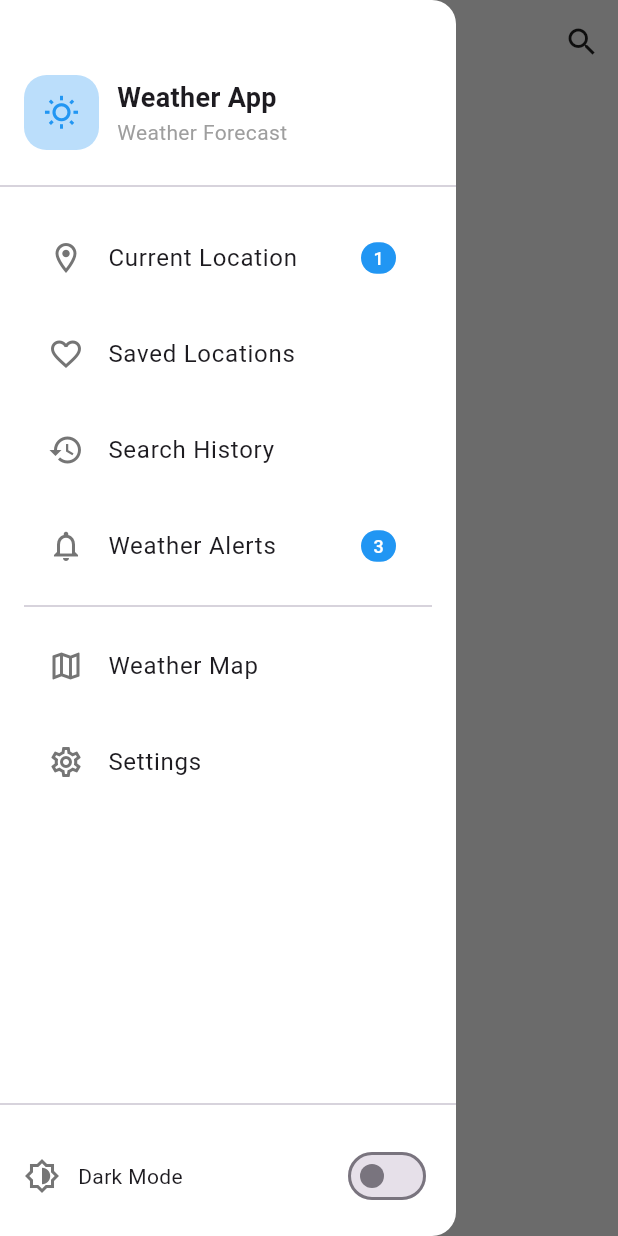
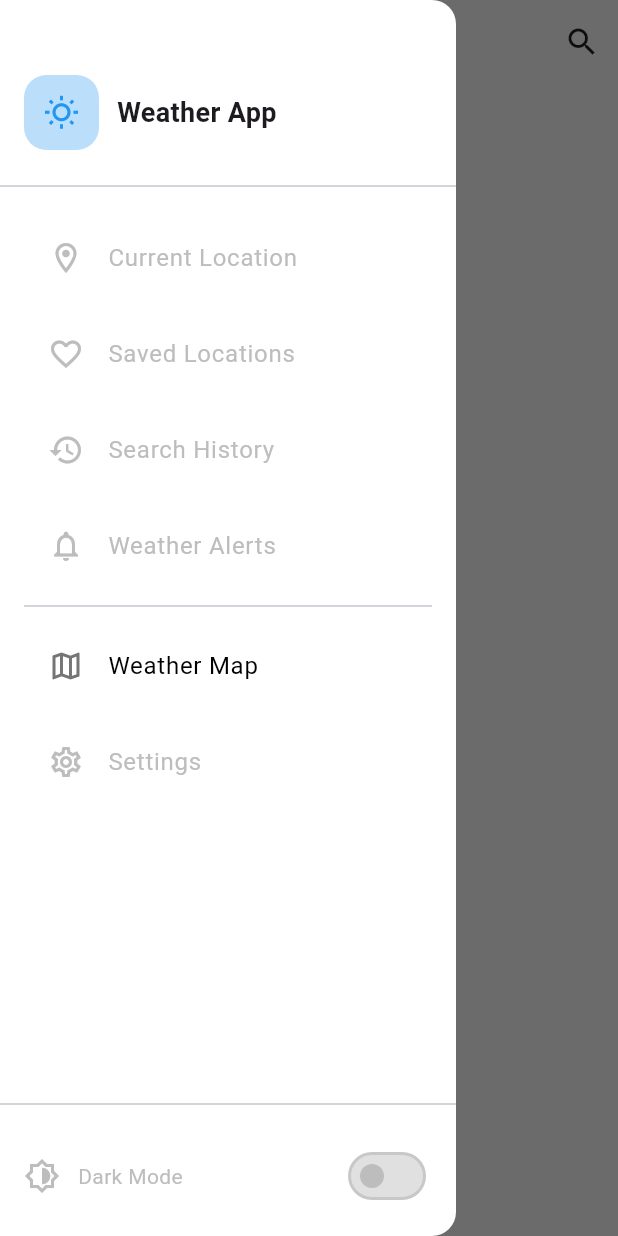
Before and after one commit to marselo-4/weather-app-flutter, a Flutter app: the screen it shows after launch, with the side drawer open, on a phone screen of 412 x 824 dp. Run offline on Flutter 3.47's test engine with Material 3 defaults, Android fonts, the phone set to English and light mode, and no system bars; our stand-ins replace flutter_map, flutter_typeahead, geocoding, geolocator, latlong2, lottie; missing offline and left inert: country_state_city_picker; project files that could hold a hidden picture were left out.

Commit message:
Buttons menu lateral disabled

```diff
--- a/lib/widgets/custom_drawer.dart
+++ b/lib/widgets/custom_drawer.dart
@@ -37,10 +37,6 @@ class CustomDrawer extends StatelessWidget {
                         fontWeight: FontWeight.bold,
                       ),
                     ),
-                    Text(
-                      'Weather Forecast',
-                      style: TextStyle(color: Colors.grey, fontSize: 14),
-                    ),
                   ],
                 ),
               ],
@@ -56,22 +52,24 @@ class CustomDrawer extends StatelessWidget {
                   text: 'Current Location',
                   badge: 1,
                   onTap: () => Navigator.pop(context),
+                  enabled: false,
                 ),
+
                 _buildMenuItem(
                   icon: Icons.favorite_outline,
                   text: 'Saved Locations',
                   onTap: () {
                     Navigator.pop(context);
-                    // TODO: Navigate to saved locations
                   },
+                  enabled: false,
                 ),
                 _buildMenuItem(
                   icon: Icons.history_outlined,
                   text: 'Search History',
                   onTap: () {
                     Navigator.pop(context);
-                    // TODO: Navigate to search history
                   },
+                  enabled: false,
                 ),
                 _buildMenuItem(
                   icon: Icons.notifications_outlined,
@@ -79,8 +77,8 @@ class CustomDrawer extends StatelessWidget {
                   badge: 3,
                   onTap: () {
                     Navigator.pop(context);
-                    // TODO: Navigate to weather alerts
                   },
+                  enabled: false,
                 ),
                 const Divider(),
                 _buildMenuItem(
@@ -104,8 +102,8 @@ class CustomDrawer extends StatelessWidget {
                   text: 'Settings',
                   onTap: () {
                     Navigator.pop(context);
-                    // TODO: Navigate to settings
                   },
+                  enabled: false,
                 ),
               ],
             ),
@@ -115,15 +113,16 @@ class CustomDrawer extends StatelessWidget {
             padding: const EdgeInsets.all(16),
             child: Row(
               children: [
-                Icon(Icons.brightness_6_outlined, color: Colors.grey[600]),
+                Icon(Icons.brightness_6_outlined, color: Colors.grey[400]),
                 const SizedBox(width: 12),
-                const Text('Dark Mode'),
+                Text('Dark Mode', style: TextStyle(color: Colors.grey[400])),
                 const Spacer(),
                 Switch(
                   value: false,
-                  onChanged: (value) {
-                    // TODO: Implement dark mode
-                  },
+                  onChanged: null,
+                  activeColor: Colors.grey[400],
+                  inactiveTrackColor: Colors.grey[300],
+                  inactiveThumbColor: Colors.grey[400],
                 ),
               ],
             ),
@@ -138,16 +137,26 @@ class CustomDrawer extends StatelessWidget {
     required String text,
     required VoidCallback onTap,
     int? badge,
+    bool enabled = true, // nuevo parámetro
   }) {
     return Padding(
       padding: const EdgeInsets.symmetric(vertical: 4),
       child: ListTile(
-        onTap: onTap,
+        onTap: enabled ? onTap : null,
         shape: RoundedRectangleBorder(borderRadius: BorderRadius.circular(12)),
-        leading: Icon(icon, color: Colors.grey[600]),
-        title: Text(text, style: const TextStyle(fontSize: 16)),
+        leading: Icon(
+          icon,
+          color: enabled ? Colors.grey[600] : Colors.grey[400],
+        ),
+        title: Text(
+          text,
+          style: TextStyle(
+            fontSize: 16,
+            color: enabled ? Colors.black : Colors.grey[400],
+          ),
+        ),
         trailing:
-            badge != null
+            badge != null && enabled
                 ? Container(
                   padding: const EdgeInsets.symmetric(
                     horizontal: 8,
```
